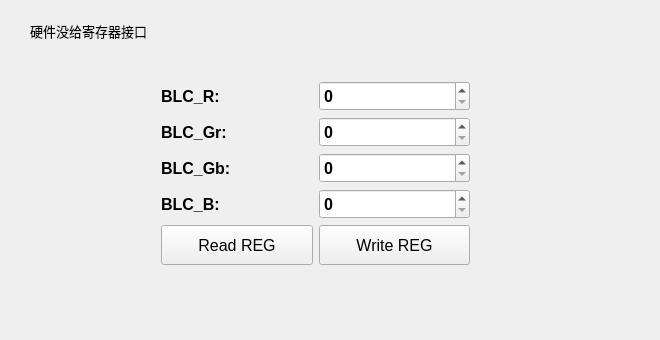
Above: Link_tab/blc_tab.ui from HuJingwen1211/MCISP before the change. Below: the same form after it.
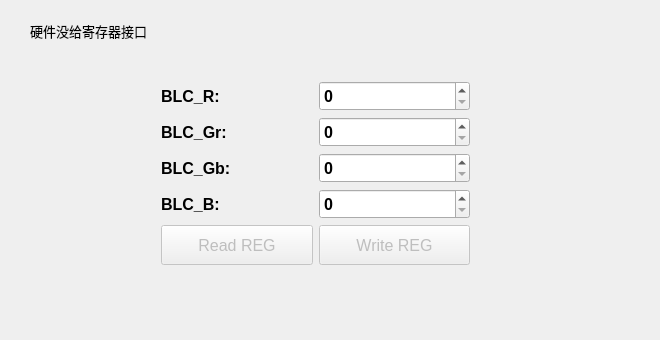
That is the form after the change.

```diff
--- a/Link_tab/blc_tab.ui
+++ b/Link_tab/blc_tab.ui
@@ -165,6 +165,9 @@
     </item>
     <item row="4" column="0">
      <widget class="QPushButton" name="blc_read_btn">
+      <property name="enabled">
+       <bool>false</bool>
+      </property>
       <property name="minimumSize">
        <size>
         <width>100</width>
@@ -183,6 +186,9 @@
     </item>
     <item row="4" column="1">
      <widget class="QPushButton" name="blc_write_btn">
+      <property name="enabled">
+       <bool>false</bool>
+      </property>
       <property name="minimumSize">
        <size>
         <width>100</width>
```
